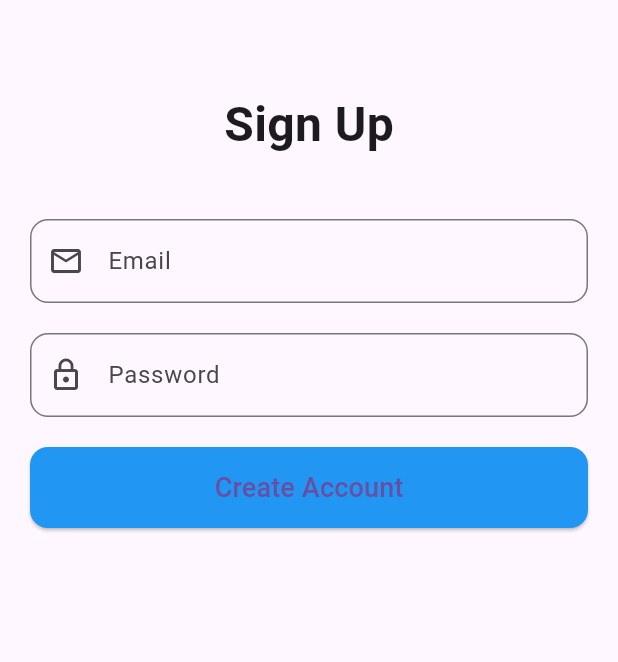
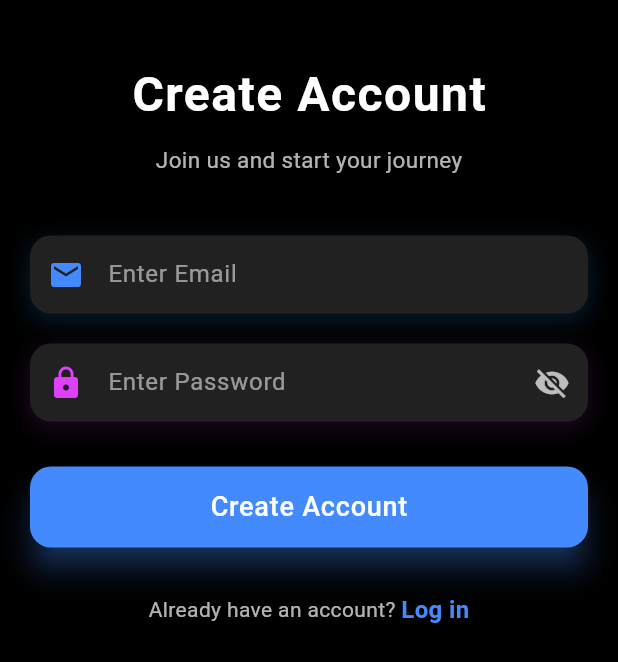
Before and after one commit to zannatul-prome/fitness_app, a Flutter app: the screen it shows after launch, after a tap on "Sign up", on a phone screen of 412 x 824 dp. Shown: the top 662 px of the screen. Run offline on Flutter 3.47's test engine with Material 3 defaults, Android fonts, the light colour scheme and no system bars; our stand-ins replace cloud_firestore, firebase_auth, firebase_core; accounts and stored records are empty.

Commit message:
final login signup page color change

```diff
--- a/fitness_app/health/Health/lib/login_page.dart
+++ b/fitness_app/health/Health/lib/login_page.dart
@@ -16,6 +16,7 @@ class _LoginPageState extends State<LoginPage> {
   @override
   Widget build(BuildContext context) {
     return Scaffold(
+      backgroundColor: Colors.black, // 🔥 Full black theme
       body: SafeArea(
         child: SingleChildScrollView(
           padding: const EdgeInsets.all(20),
@@ -23,36 +24,66 @@ class _LoginPageState extends State<LoginPage> {
             crossAxisAlignment: CrossAxisAlignment.start,
             children: [
               const SizedBox(height: 40),
+
               Center(
                 child: Text(
                   "Login",
                   style: TextStyle(
                     fontSize: 32,
                     fontWeight: FontWeight.bold,
+                    color: Colors.white, // White title
                   ),
                 ),
               ),
+
               const SizedBox(height: 40),
 
+              // 🔥 EMAIL TEXT FIELD
               TextField(
                 controller: emailController,
+                style: TextStyle(color: Colors.white),
                 decoration: InputDecoration(
-                  prefixIcon: Icon(Icons.email_outlined),
+                  filled: true,
+                  fillColor: Colors.grey[900], // Dark input field
+                  prefixIcon: Icon(Icons.email_outlined, color: Colors.white),
                   labelText: "Email",
+                  labelStyle: TextStyle(color: Colors.white70),
                   border: OutlineInputBorder(
+                    borderRadius: BorderRadius.circular(12),
+                  ),
+                  enabledBorder: OutlineInputBorder(
+                    borderSide: BorderSide(color: Colors.white30),
+                    borderRadius: BorderRadius.circular(12),
+                  ),
+                  focusedBorder: OutlineInputBorder(
+                    borderSide: BorderSide(color: Colors.blueAccent),
                     borderRadius: BorderRadius.circular(12),
                   ),
                 ),
               ),
+
               const SizedBox(height: 20),
 
+              // 🔥 PASSWORD TEXT FIELD
               TextField(
                 controller: passwordController,
                 obscureText: true,
+                style: TextStyle(color: Colors.white),
                 decoration: InputDecoration(
-                  prefixIcon: Icon(Icons.lock_outline),
+                  filled: true,
+                  fillColor: Colors.grey[900],
+                  prefixIcon: Icon(Icons.lock_outline, color: Colors.white),
                   labelText: "Password",
+                  labelStyle: TextStyle(color: Colors.white70),
                   border: OutlineInputBorder(
+                    borderRadius: BorderRadius.circular(12),
+                  ),
+                  enabledBorder: OutlineInputBorder(
+                    borderSide: BorderSide(color: Colors.white30),
+                    borderRadius: BorderRadius.circular(12),
+                  ),
+                  focusedBorder: OutlineInputBorder(
+                    borderSide: BorderSide(color: Colors.blueAccent),
                     borderRadius: BorderRadius.circular(12),
                   ),
                 ),
@@ -62,12 +93,16 @@ class _LoginPageState extends State<LoginPage> {
                 alignment: Alignment.centerRight,
                 child: TextButton(
                   onPressed: () {},
-                  child: const Text("Forgot password?"),
+                  child: const Text(
+                    "Forgot password?",
+                    style: TextStyle(color: Colors.blueAccent),
+                  ),
                 ),
               ),
 
               const SizedBox(height: 10),
 
+              // 🔥 LOGIN BUTTON
               SizedBox(
                 width: double.infinity,
                 child: ElevatedButton(
@@ -82,7 +117,7 @@ class _LoginPageState extends State<LoginPage> {
                     }
                   },
                   style: ElevatedButton.styleFrom(
-                    backgroundColor: Colors.blue,
+                    backgroundColor: Colors.blueAccent,
                     padding: const EdgeInsets.symmetric(vertical: 14),
                     shape: RoundedRectangleBorder(
                       borderRadius: BorderRadius.circular(12),
@@ -90,7 +125,7 @@ class _LoginPageState extends State<LoginPage> {
                   ),
                   child: const Text(
                     "Log In",
-                    style: TextStyle(fontSize: 18),
+                    style: TextStyle(fontSize: 18, color: Colors.white),
                   ),
                 ),
               ),
@@ -99,31 +134,35 @@ class _LoginPageState extends State<LoginPage> {
 
               Row(
                 children: const [
-                  Expanded(child: Divider()),
+                  Expanded(child: Divider(color: Colors.white30)),
                   Padding(
                     padding: EdgeInsets.symmetric(horizontal: 10),
-                    child: Text("Or"),
+                    child: Text("Or", style: TextStyle(color: Colors.white70)),
                   ),
-                  Expanded(child: Divider()),
+                  Expanded(child: Divider(color: Colors.white30)),
                 ],
               ),
 
               const SizedBox(height: 20),
 
+              // 🔥 GOOGLE SIGN-IN BUTTON
               InkWell(
                 onTap: () {},
                 child: Container(
                   padding: const EdgeInsets.symmetric(vertical: 14),
                   decoration: BoxDecoration(
                     borderRadius: BorderRadius.circular(12),
-                    border: Border.all(color: Colors.grey),
+                    border: Border.all(color: Colors.white30),
+                    color: Colors.grey[900],
                   ),
                   child: Row(
                     mainAxisAlignment: MainAxisAlignment.center,
-                    children: [
-
-                      const SizedBox(width: 10),
-                      const Text("Sign in with Google"),
+                    children: const [
+                      SizedBox(width: 10),
+                      Text(
+                        "Sign in with Google",
+                        style: TextStyle(color: Colors.white),
+                      ),
                     ],
                   ),
                 ),
@@ -134,7 +173,8 @@ class _LoginPageState extends State<LoginPage> {
               Row(
                 mainAxisAlignment: MainAxisAlignment.center,
                 children: [
-                  const Text("Don't have an account? "),
+                  const Text("Don't have an account? ",
+                      style: TextStyle(color: Colors.white70)),
                   GestureDetector(
                     onTap: () {
                       Navigator.push(
@@ -145,7 +185,7 @@ class _LoginPageState extends State<LoginPage> {
                     child: const Text(
                       "Sign up",
                       style: TextStyle(
-                        color: Colors.blue,
+                        color: Colors.blueAccent,
                         fontWeight: FontWeight.bold,
                       ),
                     ),
--- a/fitness_app/health/Health/lib/signup_page.dart
+++ b/fitness_app/health/Health/lib/signup_page.dart
@@ -12,78 +12,180 @@ class _SignupPageState extends State<SignupPage> {
   final emailController = TextEditingController();
   final passwordController = TextEditingController();
 
+  bool _isPasswordVisible = false;
+  bool _isLoading = false;
+
   @override
   Widget build(BuildContext context) {
     return Scaffold(
+      backgroundColor: Colors.black,
       body: SafeArea(
         child: SingleChildScrollView(
           padding: const EdgeInsets.all(20),
           child: Column(
+            crossAxisAlignment: CrossAxisAlignment.center,
             children: [
-              const SizedBox(height: 40),
-              const Text(
-                "Sign Up",
+              const SizedBox(height: 20),
+
+              // 🔥 TOP TITLE
+              Text(
+                "Create Account",
                 style: TextStyle(
                   fontSize: 32,
                   fontWeight: FontWeight.bold,
+                  color: Colors.white,
+                  letterSpacing: 1,
                 ),
               ),
+
+              const SizedBox(height: 10),
+
+              Text(
+                "Join us and start your journey",
+                style: TextStyle(color: Colors.white70, fontSize: 15),
+              ),
+
               const SizedBox(height: 40),
 
-              TextField(
+              // 🔥 EMAIL FIELD
+              Container(
+                decoration: BoxDecoration(
+                  color: Colors.grey[900],
+                  borderRadius: BorderRadius.circular(14),
+                  boxShadow: [
+                    BoxShadow(
+                      color: Colors.blue.withOpacity(0.18),
+                      blurRadius: 12,
+                      spreadRadius: 1,
+                      offset: Offset(0, 4),
+                    )
+                  ],
+                ),
+                child: TextField(
                   controller: emailController,
+                  style: TextStyle(color: Colors.white),
                   decoration: InputDecoration(
-                  labelText: "Email",
-                  prefixIcon: Icon(Icons.email_outlined),
-                  border: OutlineInputBorder(
-                    borderRadius: BorderRadius.circular(12),
-                  ),
-                ),
-              ),
-              const SizedBox(height: 20),
-
-              TextField(
-                controller: passwordController,
-                obscureText: true,
-                decoration: InputDecoration(
-                  labelText: "Password",
-                  prefixIcon: Icon(Icons.lock_outline),
-                  border: OutlineInputBorder(
-                    borderRadius: BorderRadius.circular(12),
+                    contentPadding: EdgeInsets.symmetric(vertical: 14),
+                    prefixIcon: Icon(Icons.email, color: Colors.blueAccent),
+                    hintText: "Enter Email",
+                    hintStyle: TextStyle(color: Colors.white54),
+                    border: InputBorder.none,
                   ),
                 ),
               ),
 
               const SizedBox(height: 20),
 
+              // 🔥 PASSWORD FIELD
+              Container(
+                decoration: BoxDecoration(
+                  color: Colors.grey[900],
+                  borderRadius: BorderRadius.circular(14),
+                  boxShadow: [
+                    BoxShadow(
+                      color: Colors.purple.withOpacity(0.18),
+                      blurRadius: 12,
+                      spreadRadius: 1,
+                      offset: Offset(0, 4),
+                    )
+                  ],
+                ),
+                child: TextField(
+                  controller: passwordController,
+                  obscureText: !_isPasswordVisible,
+                  style: TextStyle(color: Colors.white),
+                  decoration: InputDecoration(
+                    contentPadding: EdgeInsets.symmetric(vertical: 14),
+                    prefixIcon: Icon(Icons.lock, color: Colors.purpleAccent),
+                    suffixIcon: IconButton(
+                      icon: Icon(
+                        _isPasswordVisible
+                            ? Icons.visibility
+                            : Icons.visibility_off,
+                        color: Colors.white70,
+                      ),
+                      onPressed: () {
+                        setState(() =>
+                            _isPasswordVisible = !_isPasswordVisible);
+                      },
+                    ),
+                    hintText: "Enter Password",
+                    hintStyle: TextStyle(color: Colors.white54),
+                    border: InputBorder.none,
+                  ),
+                ),
+              ),
+
+              const SizedBox(height: 30),
+
+              // 🔥 SIGNUP BUTTON
               SizedBox(
                 width: double.infinity,
                 child: ElevatedButton(
-                  onPressed: () async {
+                  onPressed: _isLoading
+                      ? null
+                      : () async {
+                          setState(() => _isLoading = true);
+
                           String? res = await AuthService().signup(
                             emailController.text.trim(),
                             passwordController.text.trim(),
                           );
 
+                          setState(() => _isLoading = false);
+
                           if (res != null) {
-                      ScaffoldMessenger.of(context)
-                          .showSnackBar(SnackBar(content: Text(res)));
+                            ScaffoldMessenger.of(context).showSnackBar(
+                              SnackBar(content: Text(res)),
+                            );
                           } else {
                             Navigator.pop(context);
                           }
                         },
                   style: ElevatedButton.styleFrom(
-                    backgroundColor: Colors.blue,
+                    backgroundColor: Colors.blueAccent,
                     padding: const EdgeInsets.symmetric(vertical: 14),
                     shape: RoundedRectangleBorder(
-                      borderRadius: BorderRadius.circular(12),
+                      borderRadius: BorderRadius.circular(14),
+                    ),
+                    elevation: 8,
+                    shadowColor: Colors.blueAccent,
+                  ),
+                  child: _isLoading
+                      ? CircularProgressIndicator(color: Colors.white)
+                      : Text(
+                          "Create Account",
+                          style: TextStyle(
+                            fontSize: 18,
+                            color: Colors.white,
+                            letterSpacing: 0.5,
                           ),
                         ),
-                  child: const Text(
-                    "Create Account",
-                    style: TextStyle(fontSize: 18),
                 ),
               ),
+
+              const SizedBox(height: 30),
+
+              // 🔥 Already have an account? Login
+              Row(
+                mainAxisAlignment: MainAxisAlignment.center,
+                children: [
+                  Text(
+                    "Already have an account? ",
+                    style: TextStyle(color: Colors.white70),
+                  ),
+                  GestureDetector(
+                    onTap: () => Navigator.pop(context),
+                    child: Text(
+                      "Log in",
+                      style: TextStyle(
+                        color: Colors.blueAccent,
+                        fontWeight: FontWeight.bold,
+                        fontSize: 16,
+                      ),
+                    ),
+                  )
+                ],
               ),
 
               const SizedBox(height: 40),
```
Lines whose indentation alone changed are shown as unchanged.
